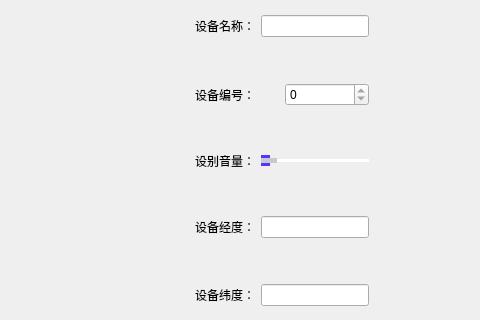
First picture: the form in UI/device/group_manager.ui, repository sayoishoka/qtbroadcast, before the edit; both pictures show x 288 to 768 and y 106 to 426 of the 768 by 529 pixel window.
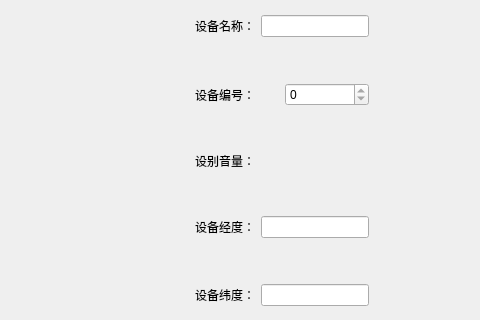
Second picture: the form after the edit.

Diff of the .ui file:
```diff
--- a/UI/device/group_manager.ui
+++ b/UI/device/group_manager.ui
@@ -120,45 +120,7 @@
           </widget>
          </item>
          <item>
-          <widget class="QSlider" name="horizontalSlider">
-           <property name="styleSheet">
-            <string notr="true">QSlider::groove:horizontal {
-            border: 0px solid #bbb;
-        }
-        QSlider::sub-page:horizontal {
-            background: rgb(90,49,255);
-            border-radius: 2px;
-            margin-top:13px;
-            margin-bottom:13px;
-        }
-        QSlider::add-page:horizontal {
-            background: rgb(255,255, 255);
-            border: 0px solid #777;
-            border-radius: 2px;
-            margin-top:9px;
-            margin-bottom:9px;
-        }
-        QSlider::handle:horizontal {
-            background: rgb(193,204,208);
-            width:14px;
-            border: 1px solid rgb(193,204,208);
-            border-radius: 7px;
-            margin-top:9px;
-            margin-bottom:9px;
-        }
-        QSlider::handle:horizontal:hover {
-            background: rgb(193,204,208);
-            width: 20px;
-            border: 1px solid rgb(193,204,208);
-            border-radius: 10px;
-            margin-top:6px;
-            margin-bottom:6px;
-        }</string>
-           </property>
-           <property name="orientation">
-            <enum>Qt::Horizontal</enum>
-           </property>
-          </widget>
+          <widget class="QWidget" name="volume" native="true"/>
          </item>
         </layout>
        </item>
```
